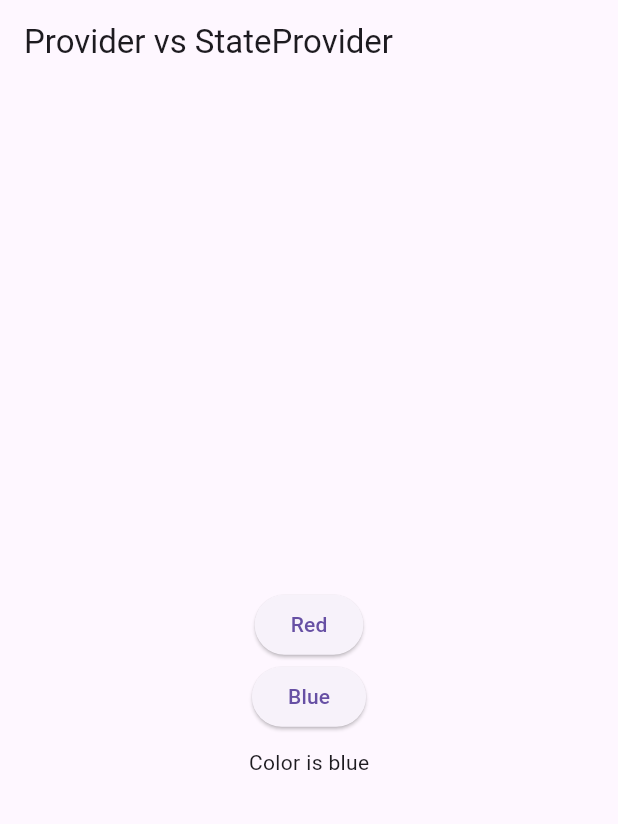
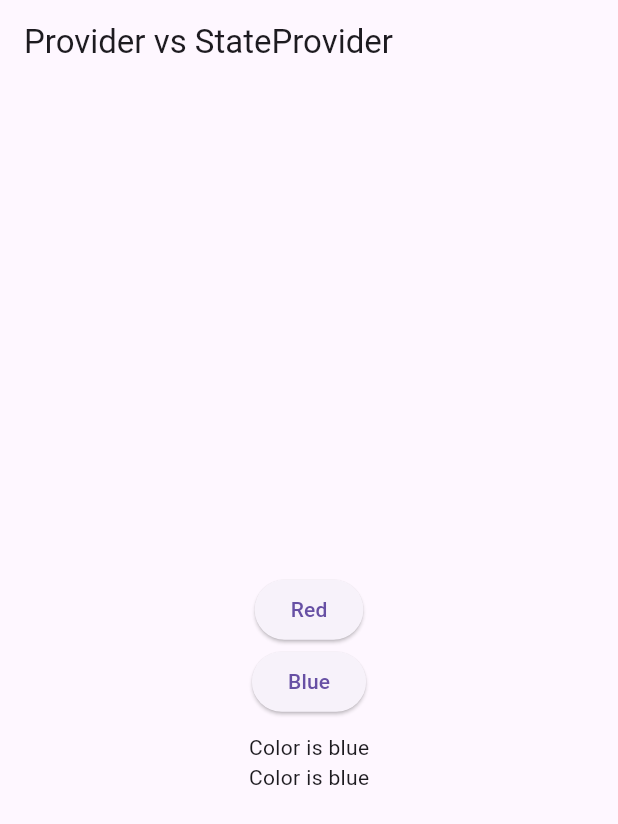
Before and after one commit to SDavid24/dbest_riverpod_tutorial, a Flutter app: the screen it shows after launch, on a phone screen of 412 x 824 dp. Shown: the top 824 px of the screen. Run offline on Flutter 3.47's test engine with Material 3 defaults, Android fonts, the phone set to English and light mode, and no system bars; our stand-ins replace flutter_riverpod.

Commit message:
Flutter riverpod provider and state provider (video 3) -Proved that StateProvider can accommodate changes to its state not just outside but inside its method unlike Provider

```diff
--- a/lib/home/my_home_page.dart
+++ b/lib/home/my_home_page.dart
@@ -24,6 +24,13 @@ final isRedProvider = Provider<bool>((ref) {
   return color == 'red';
 });
 
+List<String> colorPatterns = [];
+final colorPatternsProvider = StateProvider<List<String>>((ref) {
+  final color = ref.watch(selectedButtonProvider);
+  colorPatterns.add(color);
+  return colorPatterns;
+});
+
 final selectedButtonProvider = StateProvider<String>((ref) => '');
 
 class SelectedButton extends ConsumerWidget{
@@ -33,7 +40,9 @@ class SelectedButton extends ConsumerWidget{
   Widget build(BuildContext context, WidgetRef ref) {
     final isRed = ref.watch(isRedProvider);
     final selectedButton = ref.watch(selectedButtonProvider);
+    final colorList = ref.watch(colorPatternsProvider);
 
+    print('colorList is: $colorList');
     return Center(
       child: Column(
         crossAxisAlignment: CrossAxisAlignment.center,
@@ -52,7 +61,7 @@ class SelectedButton extends ConsumerWidget{
           ),
           SizedBox(height: 10,),
           isRed ? Text('Color is red') : Text('Color is blue'),
-          //selectedButton == 'red' ? Text('Color is red') : Text('Color is blue'),
+          selectedButton == 'red' ? Text('Color is red') : Text('Color is blue'),
         ]
       ),
     );
```
